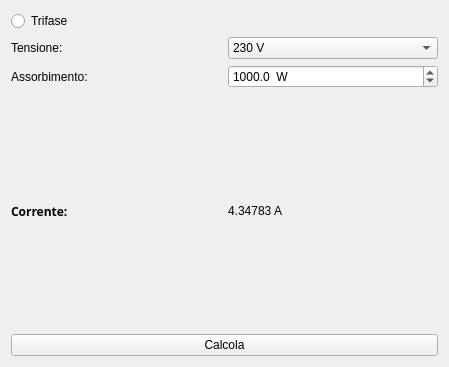
Above: gallampere.ui from gallochri/gallAmpere before the change. Below: the same form after it.
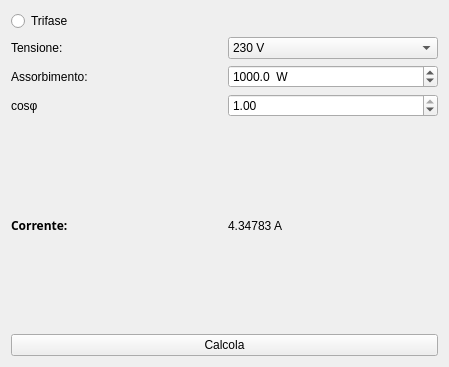
That is the form after the change.

Commit message: Added ability to change the power factor

What changed in the file:
```diff
--- a/gallampere.ui
+++ b/gallampere.ui
@@ -107,7 +107,7 @@
         </item>
        </widget>
       </item>
-      <item row="3" column="0">
+      <item row="5" column="0">
        <widget class="QLabel" name="labelCorrente">
         <property name="font">
          <font>
@@ -123,7 +123,7 @@
         </property>
        </widget>
       </item>
-      <item row="3" column="1">
+      <item row="5" column="1">
        <widget class="QLabel" name="valueCorrente">
         <property name="text">
          <string>4.34783 A</string>
@@ -137,6 +137,29 @@
         </property>
        </widget>
       </item>
+      <item row="4" column="0">
+       <widget class="QLabel" name="CosFi">
+        <property name="text">
+         <string>cosφ</string>
+        </property>
+       </widget>
+      </item>
+      <item row="4" column="1">
+       <widget class="QDoubleSpinBox" name="spinBoxCosFi">
+        <property name="minimum">
+         <double>0.010000000000000</double>
+        </property>
+        <property name="maximum">
+         <double>1.000000000000000</double>
+        </property>
+        <property name="singleStep">
+         <double>0.010000000000000</double>
+        </property>
+        <property name="value">
+         <double>1.000000000000000</double>
+        </property>
+       </widget>
+      </item>
      </layout>
     </item>
     <item>
```
Left out of the diff: 10 changed lines with no effect on the pictures. The commit also changes 1 other file.
